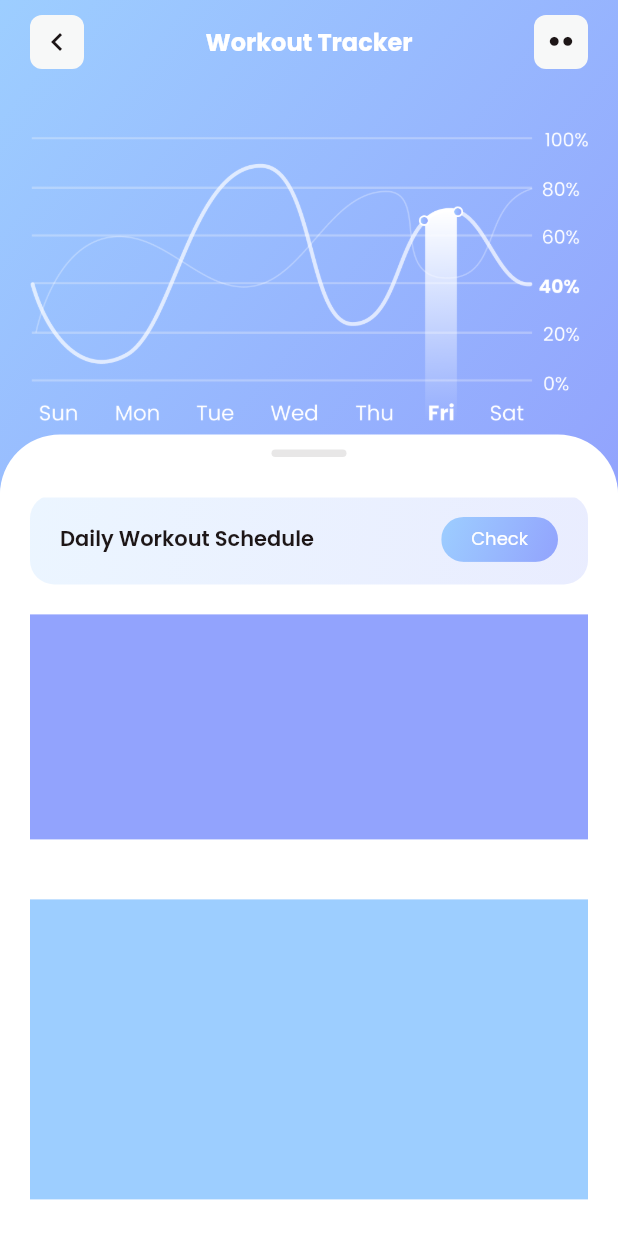
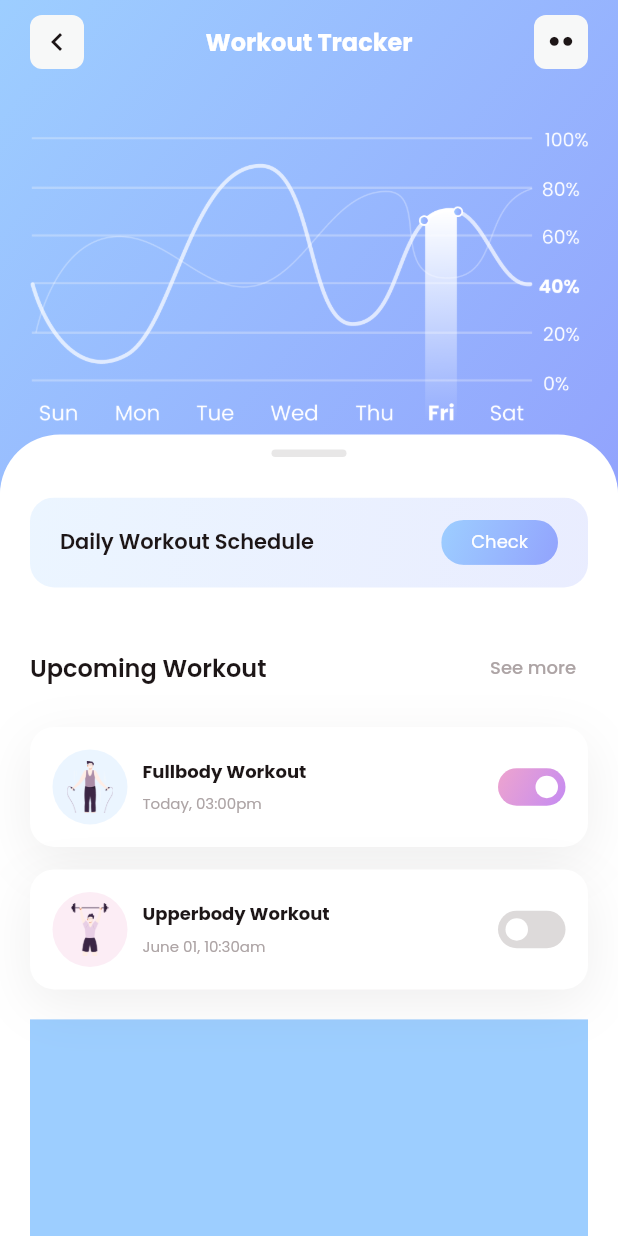
Before and after one commit to AyurM/FitnestX-Demo, a Flutter app: the WorkoutScreen screen opened directly, on a phone screen of 412 x 824 dp. Run offline on Flutter 3.47's test engine with Material 2 defaults, Android fonts, the phone set to English and light mode, and no system bars; our stand-ins replace flutter_bloc, get_it, google_fonts.

Commit message:
Added UpcomingWorkout widget

```diff
--- /dev/null
+++ b/lib/data/model/upcoming_workout_content.dart
@@ -0,0 +1,38 @@
+import 'package:flutter/material.dart';
+import 'package:intl/intl.dart';
+
+const _kTodayText = 'Today';
+
+class UpcomingWorkoutContent {
+  static final DateFormat _dateFormat = DateFormat('MMMM dd');
+  static final DateFormat _timeFormat = DateFormat('hh:mma');
+
+  final int id;
+  final String title;
+  final String assetPath;
+  final DateTime date;
+  final bool sendNotification;
+  final Color? color;
+
+  const UpcomingWorkoutContent(
+      {required this.id,
+      required this.title,
+      required this.assetPath,
+      required this.date,
+      required this.sendNotification,
+      this.color});
+
+  String get dateText =>
+      '${_getDateText()}, ${_timeFormat.format(date).toLowerCase()}';
+
+  String _getDateText() {
+    final now = DateTime.now();
+    if (date.year == now.year &&
+        date.month == now.month &&
+        date.day == now.day) {
+      return _kTodayText;
+    }
+
+    return _dateFormat.format(date);
+  }
+}
--- a/lib/res/views/app_card.dart
+++ b/lib/res/views/app_card.dart
@@ -7,8 +7,10 @@ const _kDefaultPadding = EdgeInsets.all(20);
 class AppCard extends StatelessWidget {
   final Widget? child;
   final EdgeInsets? padding;
+  final double? borderRadius;
 
-  const AppCard({Key? key, this.child, this.padding}) : super(key: key);
+  const AppCard({Key? key, this.child, this.padding, this.borderRadius})
+      : super(key: key);
 
   @override
   Widget build(BuildContext context) => Container(
@@ -16,7 +18,8 @@ class AppCard extends StatelessWidget {
         padding: padding ?? _kDefaultPadding,
         decoration: BoxDecoration(
             color: AppColors.white,
-            borderRadius: BorderRadius.circular(kBorderRadiusLarge),
+            borderRadius:
+                BorderRadius.circular(borderRadius ?? kBorderRadiusLarge),
             boxShadow: const [
               BoxShadow(
                   color: AppColors.cardShadow,
--- /dev/null
+++ b/lib/res/views/app_simple_image.dart
@@ -0,0 +1,37 @@
+import 'package:flutter/material.dart';
+
+const _kImageBgOpacity = 0.2;
+const _kAssetImageScale = 0.7;
+
+class AppSimpleImage extends StatelessWidget {
+  final String assetPath;
+  final Color color;
+  final double size;
+
+  const AppSimpleImage(
+      {Key? key,
+      required this.assetPath,
+      required this.size,
+      required this.color})
+      : super(key: key);
+
+  @override
+  Widget build(BuildContext context) {
+    return Stack(
+      alignment: Alignment.center,
+      children: [
+        Container(
+          width: size,
+          height: size,
+          decoration: BoxDecoration(
+              color: color.withOpacity(_kImageBgOpacity),
+              shape: BoxShape.circle),
+        ),
+        Image.asset(assetPath,
+            width: size * _kAssetImageScale,
+            height: size * _kAssetImageScale,
+            fit: BoxFit.contain)
+      ],
+    );
+  }
+}
--- /dev/null
+++ b/lib/res/views/app_switch_button.dart
@@ -0,0 +1,69 @@
+import 'package:fitnest_x/res/colors/app_colors.dart';
+import 'package:flutter/material.dart';
+
+const _kDefaultPadding = 5.0;
+
+class AppSwitchButton extends StatefulWidget {
+  final bool initialValue;
+  final void Function(bool)? onChanged;
+  final double width;
+  final double height;
+
+  const AppSwitchButton(
+      {Key? key,
+      this.initialValue = false,
+      this.onChanged,
+      this.width = 45,
+      this.height = 25})
+      : super(key: key);
+
+  @override
+  State<AppSwitchButton> createState() => _AppSwitchButtonState();
+}
+
+class _AppSwitchButtonState extends State<AppSwitchButton> {
+  late bool value;
+
+  @override
+  void initState() {
+    super.initState();
+    value = widget.initialValue;
+  }
+
+  @override
+  Widget build(BuildContext context) {
+    return GestureDetector(
+      onTap: () {
+        setState(() => value = !value);
+        widget.onChanged?.call(value);
+      },
+      child: Container(
+        width: widget.width,
+        height: widget.height,
+        padding: const EdgeInsets.all(_kDefaultPadding),
+        decoration: BoxDecoration(
+            borderRadius: BorderRadius.circular(widget.height / 2),
+            color: value ? null : AppColors.gray3,
+            gradient: value ? AppColors.purpleGradient : null),
+        child: _buildSwitch(),
+      ),
+    );
+  }
+
+  Widget _buildSwitch() {
+    final double switchSize = widget.height - _kDefaultPadding * 2;
+
+    return AnimatedAlign(
+      duration: const Duration(milliseconds: 250),
+      curve: Curves.decelerate,
+      alignment: value ? Alignment.centerRight : Alignment.centerLeft,
+      child: Container(
+          width: switchSize,
+          height: switchSize,
+          decoration: BoxDecoration(
+            borderRadius: BorderRadius.circular(switchSize / 2),
+            color: AppColors.white,
+          )),
+    );
+  }
+}
--- a/lib/res/views/home_tab/today_target_card.dart
+++ b/lib/res/views/daily_action_card.dart
@@ -5,20 +5,28 @@ import 'package:flutter/material.dart';
 
 const _kButtonHeight = 30.0;
 const _kBgOpacity = 0.2;
-const _titleText = 'Today Target';
-const _buttonText = 'Check';
 const _kCardPadding = EdgeInsets.symmetric(horizontal: 20, vertical: 15);
 
-class TodayTargetCard extends StatelessWidget {
+class DailyActionCard extends StatelessWidget {
+  final String title;
+  final String buttonText;
   final void Function()? onPressed;
+  final EdgeInsets? margin;
 
-  const TodayTargetCard({Key? key, this.onPressed}) : super(key: key);
+  const DailyActionCard(
+      {Key? key,
+      required this.title,
+      this.buttonText = 'Check',
+      this.onPressed,
+      this.margin})
+      : super(key: key);
 
   @override
   Widget build(BuildContext context) {
     final TextTheme textTheme = Theme.of(context).textTheme;
 
     return Container(
+      margin: margin ?? EdgeInsets.zero,
       padding: _kCardPadding,
       decoration: BoxDecoration(
           borderRadius: BorderRadius.circular(kBorderRadiusMedium),
@@ -27,11 +35,11 @@ class TodayTargetCard extends StatelessWidget {
             AppColors.blue.withOpacity(_kBgOpacity)
           ], begin: Alignment.topLeft, end: Alignment.bottomRight)),
       child: Row(mainAxisAlignment: MainAxisAlignment.spaceBetween, children: [
-        Text(_titleText,
+        Text(title,
             style: textTheme.bodyText2?.copyWith(
                 fontWeight: FontWeight.w600, color: AppColors.black)),
         SecondaryButton.blue(
-          text: _buttonText,
+          text: buttonText,
           onPressed: onPressed,
           height: _kButtonHeight,
           textStyle: textTheme.subtitle1?.copyWith(color: AppColors.white),
--- a/lib/res/views/fitnest_app_bar.dart
+++ b/lib/res/views/fitnest_app_bar.dart
@@ -12,6 +12,7 @@ class FitnestAppBar extends AppBar {
   final void Function()? onMorePressed;
   final BuildContext context;
   final Color? bgColor;
+  final Color? textColor;
 
   FitnestAppBar(
       {Key? key,
@@ -19,6 +20,7 @@ class FitnestAppBar extends AppBar {
       required this.context,
       this.leadingIcon,
       this.bgColor,
+      this.textColor,
       this.onMorePressed})
       : super(
             key: key,
@@ -50,8 +52,10 @@ class FitnestAppBar extends AppBar {
       _kAppBarButtonSize + kHorizontalPadding.left + kHorizontalPadding.right;
 
   @override
-  TextStyle? get titleTextStyle =>
-      Theme.of(context).textTheme.headline4?.copyWith(fontSize: 16);
+  TextStyle? get titleTextStyle => Theme.of(context)
+      .textTheme
+      .headline4
+      ?.copyWith(fontSize: 16, color: textColor);
 }
 
 class AppBarButton extends StatelessWidget {
--- a/lib/res/views/notification/notification_list_item.dart
+++ b/lib/res/views/notification/notification_list_item.dart
@@ -1,10 +1,9 @@
 import 'package:fitnest_x/data/model/notification_content.dart';
 import 'package:fitnest_x/res/colors/app_colors.dart';
+import 'package:fitnest_x/res/views/app_simple_image.dart';
 import 'package:flutter/material.dart';
 
 const _kImageHeight = 40.0;
-const _kImageBgOpacity = 0.2;
-const _kAssetImageScale = 0.7;
 const _kPadding = EdgeInsets.symmetric(vertical: 16);
 
 class NotificationListItem extends StatelessWidget {
@@ -26,7 +25,8 @@ class NotificationListItem extends StatelessWidget {
         fillColor: AppColors.white,
         child: Row(
           children: [
-            _NotificationImage(assetPath: data.assetPath, color: color),
+            AppSimpleImage(
+                assetPath: data.assetPath, color: color, size: _kImageHeight),
             const SizedBox(width: 10),
             Expanded(
                 child: Column(
@@ -52,30 +52,3 @@ class NotificationListItem extends StatelessWidget {
         ));
   }
 }
-
-class _NotificationImage extends StatelessWidget {
-  final String assetPath;
-  final Color color;
-
-  const _NotificationImage(
-      {Key? key, required this.assetPath, required this.color})
-      : super(key: key);
-
-  @override
-  Widget build(BuildContext context) => Stack(
-        alignment: Alignment.center,
-        children: [
-          Container(
-            width: _kImageHeight,
-            height: _kImageHeight,
-            decoration: BoxDecoration(
-                color: color.withOpacity(_kImageBgOpacity),
-                shape: BoxShape.circle),
-          ),
-          Image.asset(assetPath,
-              width: _kImageHeight * _kAssetImageScale,
-              height: _kImageHeight * _kAssetImageScale,
-              fit: BoxFit.contain)
-        ],
-      );
-}
--- a/lib/res/views/section_title.dart
+++ b/lib/res/views/section_title.dart
@@ -1,14 +1,32 @@
+import 'package:fitnest_x/res/colors/app_colors.dart';
 import 'package:flutter/material.dart';
 
 class SectionTitle extends StatelessWidget {
   final String text;
+  final String? actionText;
+  final void Function()? onPressed;
 
-  const SectionTitle({Key? key, required this.text}) : super(key: key);
+  const SectionTitle(
+      {Key? key, required this.text, this.actionText, this.onPressed})
+      : super(key: key);
 
   @override
-  Widget build(BuildContext context) => Text(text,
-      style: Theme.of(context)
-          .textTheme
-          .bodyText1
-          ?.copyWith(fontWeight: FontWeight.w600));
+  Widget build(BuildContext context) {
+    final TextTheme textTheme = Theme.of(context).textTheme;
+    final titleWidget = Text(text,
+        style: textTheme.bodyText1?.copyWith(fontWeight: FontWeight.w600));
+
+    if (actionText == null) {
+      return titleWidget;
+    }
+
+    return Row(mainAxisAlignment: MainAxisAlignment.spaceBetween, children: [
+      titleWidget,
+      TextButton(
+          onPressed: onPressed ?? () {},
+          child: Text(actionText!,
+              style: textTheme.subtitle1?.copyWith(
+                  fontWeight: FontWeight.w500, color: AppColors.gray2)))
+    ]);
+  }
 }
--- /dev/null
+++ b/lib/res/views/workout/upcoming_workout_block.dart
@@ -0,0 +1,48 @@
+import 'package:fitnest_x/data/model/upcoming_workout_content.dart';
+import 'package:fitnest_x/res/views/section_title.dart';
+import 'package:fitnest_x/res/views/workout/upcoming_workout_card.dart';
+import 'package:fitnest_x/utils/data_mock_utils.dart';
+import 'package:flutter/material.dart';
+
+const _titleText = 'Upcoming Workout';
+const _actionText = 'See more';
+const _kSpacing = 15.0;
+
+class UpcomingWorkoutBlock extends StatelessWidget {
+  const UpcomingWorkoutBlock({Key? key}) : super(key: key);
+
+  @override
+  Widget build(BuildContext context) {
+    final content = DataMockUtils.getMockUpcomingWorkouts();
+
+    return Column(
+      children: [
+        SectionTitle(
+          text: _titleText,
+          actionText: _actionText,
+          onPressed: () {},
+        ),
+        const SizedBox(height: _kSpacing),
+        ..._buildContent(content)
+      ],
+    );
+  }
+
+  List<Widget> _buildContent(List<UpcomingWorkoutContent> content) {
+    final result = <Widget>[];
+
+    for (int i = 0; i < content.length; i++) {
+      result.add(UpcomingWorkoutCard(
+        data: content[i],
+        onToggleNotification: _onToggleNotification,
+      ));
+      if (i != content.length - 1) {
+        result.add(const SizedBox(height: _kSpacing));
+      }
+    }
+    return result;
+  }
+
+  void _onToggleNotification(bool sendNotification, int workoutId) => debugPrint(
+      'Notification for workout #$workoutId is ${sendNotification ? 'on' : 'off'}');
+}
--- /dev/null
+++ b/lib/res/views/workout/upcoming_workout_card.dart
@@ -0,0 +1,59 @@
+import 'package:fitnest_x/data/model/upcoming_workout_content.dart';
+import 'package:fitnest_x/res/colors/app_colors.dart';
+import 'package:fitnest_x/res/theme/constants.dart';
+import 'package:fitnest_x/res/views/app_card.dart';
+import 'package:fitnest_x/res/views/app_simple_image.dart';
+import 'package:fitnest_x/res/views/app_switch_button.dart';
+import 'package:flutter/material.dart';
+
+const _kImageSize = 50.0;
+const _kSpacing = 10.0;
+const _kCardPadding = EdgeInsets.all(15);
+
+class UpcomingWorkoutCard extends StatelessWidget {
+  final UpcomingWorkoutContent data;
+  final void Function(bool, int)? onToggleNotification;
+
+  const UpcomingWorkoutCard(
+      {Key? key, required this.data, this.onToggleNotification})
+      : super(key: key);
+
+  @override
+  Widget build(BuildContext context) {
+    final color = data.color ?? AppColors.blue2;
+    final TextStyle? textStyle = Theme.of(context).textTheme.subtitle1;
+
+    return AppCard(
+      borderRadius: kBorderRadiusMedium,
+      padding: _kCardPadding,
+      child: Row(children: [
+        AppSimpleImage(
+            assetPath: data.assetPath, size: _kImageSize, color: color),
+        const SizedBox(width: _kSpacing),
+        Expanded(
+            child: Column(
+          crossAxisAlignment: CrossAxisAlignment.start,
+          children: [
+            Text(data.title,
+                maxLines: 1,
+                overflow: TextOverflow.ellipsis,
+                style: textStyle?.copyWith(
+                    fontWeight: FontWeight.bold, color: AppColors.black)),
+            const SizedBox(height: 5),
+            Text(
+              data.dateText,
+              maxLines: 1,
+              overflow: TextOverflow.ellipsis,
+              style: textStyle?.copyWith(fontSize: 10, color: AppColors.gray2),
+            )
+          ],
+        )),
+        const SizedBox(width: _kSpacing),
+        AppSwitchButton(
+          initialValue: data.sendNotification,
+          onChanged: (value) => onToggleNotification?.call(value, data.id),
+        )
+      ]),
+    );
+  }
+}
--- a/lib/screens/home_tab/home_tab.dart
+++ b/lib/screens/home_tab/home_tab.dart
@@ -1,12 +1,13 @@
 import 'package:fitnest_x/res/theme/constants.dart';
+import 'package:fitnest_x/res/views/daily_action_card.dart';
 import 'package:fitnest_x/res/views/home_tab/activity_block.dart';
 import 'package:fitnest_x/res/views/home_tab/bmi_card.dart';
 import 'package:fitnest_x/res/views/home_tab/home_tab_header.dart';
-import 'package:fitnest_x/res/views/home_tab/today_target_card.dart';
 import 'package:fitnest_x/screens/workout_tracker/workout_screen.dart';
 import 'package:flutter/material.dart';
 
 const _usernameText = 'Stefani Wong';
+const _todayTargetText = 'Today Target';
 const _bmiValue = 20.1;
 
 class HomeTab extends StatelessWidget {
@@ -27,7 +28,8 @@ class HomeTab extends StatelessWidget {
             const SizedBox(height: 30),
             BmiCard(value: _bmiValue, onViewMorePressed: () {}),
             const SizedBox(height: 30),
-            TodayTargetCard(
+            DailyActionCard(
+                title: _todayTargetText,
                 onPressed: () => Navigator.push(
                     context,
                     MaterialPageRoute(
--- a/lib/screens/workout_tracker/workout_screen.dart
+++ b/lib/screens/workout_tracker/workout_screen.dart
@@ -1,19 +1,13 @@
 import 'package:fitnest_x/res/colors/app_colors.dart';
-import 'package:fitnest_x/res/theme/constants.dart';
+import 'package:fitnest_x/res/views/daily_action_card.dart';
 import 'package:fitnest_x/res/views/fitnest_sliver_app_bar.dart';
-import 'package:fitnest_x/res/views/secondary_button.dart';
+import 'package:fitnest_x/res/views/workout/upcoming_workout_block.dart';
 import 'package:flutter/material.dart';
 
 const _titleText = 'Workout Tracker';
+const _scheduleText = 'Daily Workout Schedule';
 const _kRelativeSliverAppBarHeight = 0.4;
 const _kBgImageAssetPath = 'assets/images/workout_graph.png';
-
-//TODO: Rework schedule card
-const _kButtonHeight = 30.0;
-const _kBgOpacity = 0.2;
-const _scheduleText = 'Daily Workout Schedule';
-const _buttonText = 'Check';
-const _kCardPadding = EdgeInsets.symmetric(horizontal: 20, vertical: 15);
 
 class WorkoutScreen extends StatefulWidget {
   const WorkoutScreen({Key? key}) : super(key: key);
@@ -39,8 +33,6 @@ class _WorkoutScreenState extends State<WorkoutScreen> {
 
   @override
   Widget build(BuildContext context) {
-    final TextTheme textTheme = Theme.of(context).textTheme;
-
     return Scaffold(
       body: CustomScrollView(controller: scrollController, slivers: [
         FitnestSliverAppBar(
@@ -53,33 +45,16 @@ class _WorkoutScreenState extends State<WorkoutScreen> {
           onMorePressed: () {},
         ),
         SliverToBoxAdapter(
-            child: Container(
-          margin: kHorizontalPadding,
-          padding: _kCardPadding,
-          decoration: BoxDecoration(
-              borderRadius: BorderRadius.circular(kBorderRadiusMedium),
-              gradient: LinearGradient(colors: [
-                AppColors.blue2.withOpacity(_kBgOpacity),
-                AppColors.blue.withOpacity(_kBgOpacity)
-              ], begin: Alignment.topLeft, end: Alignment.bottomRight)),
-          child:
-              Row(mainAxisAlignment: MainAxisAlignment.spaceBetween, children: [
-            Text(_scheduleText,
-                style: textTheme.bodyText2?.copyWith(
-                    fontWeight: FontWeight.w600, color: AppColors.black)),
-            SecondaryButton.blue(
-              text: _buttonText,
-              onPressed: () {},
-              height: _kButtonHeight,
-              textStyle: textTheme.subtitle1?.copyWith(color: AppColors.white),
-            )
-          ]),
-        )),
+          child: DailyActionCard(
+              margin: const EdgeInsets.fromLTRB(20, 2, 20, 0),
+              title: _scheduleText,
+              onPressed: () {}),
+        ),
         SliverToBoxAdapter(
             child: Container(
-                height: 150,
-                margin: const EdgeInsets.all(20),
-                color: AppColors.blue)),
+          padding: const EdgeInsets.fromLTRB(20, 30, 20, 0),
+          child: const UpcomingWorkoutBlock(),
+        )),
         SliverToBoxAdapter(
             child: Container(
                 height: 200,
--- a/lib/utils/data_mock_utils.dart
+++ b/lib/utils/data_mock_utils.dart
@@ -1,6 +1,7 @@
 import 'dart:math';
 
 import 'package:fitnest_x/data/model/notification_content.dart';
+import 'package:fitnest_x/data/model/upcoming_workout_content.dart';
 import 'package:fitnest_x/data/model/water_intake_update.dart';
 import 'package:fitnest_x/res/colors/app_colors.dart';
 
@@ -79,4 +80,25 @@ class DataMockUtils {
           color: AppColors.purple2),
     ];
   }
+
+  static List<UpcomingWorkoutContent> getMockUpcomingWorkouts() {
+    final now = DateTime.now();
+
+    return [
+      UpcomingWorkoutContent(
+          id: 1,
+          title: 'Fullbody Workout',
+          date: DateTime(now.year, now.month, now.day, 15),
+          assetPath: 'assets/images/notification_6.png',
+          sendNotification: true,
+          color: AppColors.blue2),
+      UpcomingWorkoutContent(
+          id: 2,
+          title: 'Upperbody Workout',
+          date: now.subtract(const Duration(days: 3)),
+          assetPath: 'assets/images/notification_5.png',
+          sendNotification: false,
+          color: AppColors.purple2),
+    ];
+  }
 }
```
Also changed, not shown: assets/images/notification_5.png (added), assets/images/notification_6.png (added).
